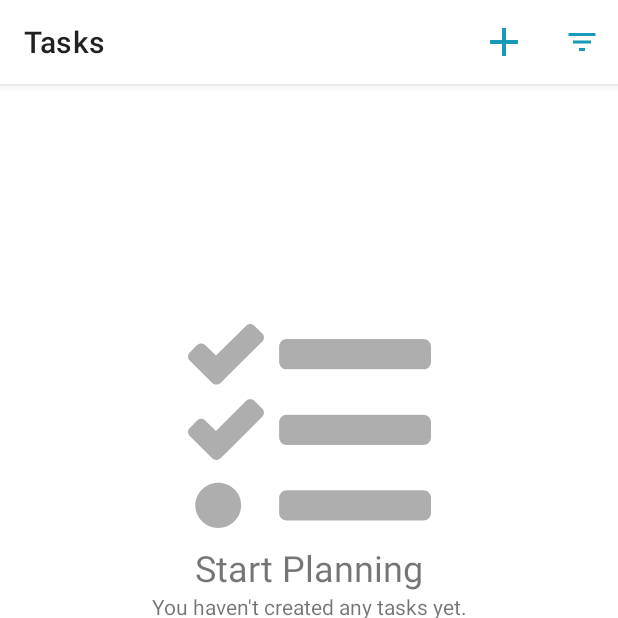
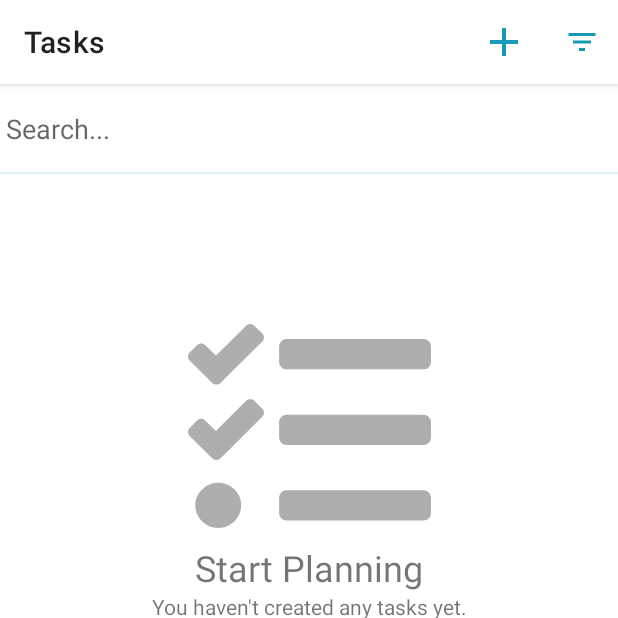
Before and after one commit to aleksandr-usov/TuskManager, an Android app: the screen it shows after launch (MainActivity), on a phone screen of 412 x 824 dp, the top half of it. Run offline under Robolectric (Android 15) with nearby library versions, the phone set to English and light mode, and no system bars; our stand-ins replace navigation-ui; libraries missing offline, so code that uses them is left out: com.facebook.stetho; 5 statements that could not run were skipped.

Commit message:
Implemented search functionality

```diff
--- a/app/src/main/java/com/example/tuskmanager/AllTasksFragment.kt
+++ b/app/src/main/java/com/example/tuskmanager/AllTasksFragment.kt
@@ -1,7 +1,10 @@
 package com.example.tuskmanager
 
 import android.os.Bundle
+import android.text.Editable
+import android.text.TextWatcher
 import android.view.*
+import androidx.core.widget.addTextChangedListener
 import androidx.fragment.app.Fragment
 import androidx.lifecycle.Observer
 import androidx.lifecycle.ViewModelProvider
@@ -84,10 +87,22 @@ class AllTasksFragment : Fragment() {
 
         val dividerItemDecoration = DividerItemDecoration(context, RecyclerView.VERTICAL)
         rv_tasks_list.addItemDecoration(dividerItemDecoration)
+
+        et_search_tasks.addTextChangedListener(object : TextWatcher {
+            override fun afterTextChanged(s: Editable) {
+                allTasksViewModel.searchTasks(s.toString())
+            }
+
+            override fun beforeTextChanged(s: CharSequence?, start: Int, count: Int, after: Int) =
+                Unit
+
+            override fun onTextChanged(s: CharSequence?, start: Int, before: Int, count: Int) = Unit
+
+        })
     }
 
     private fun initLiveData() {
-        allTasksViewModel.allTasks.observe(viewLifecycleOwner, Observer { allTasks ->
+        allTasksViewModel.tasksToDisplay.observe(viewLifecycleOwner, Observer { allTasks ->
             allTasksAdapter.setItems(allTasks)
             if (allTasks.isNotEmpty()) {
                 group_empty_state.visibility = View.GONE
--- a/app/src/main/res/layout/fragment_tasks_list.xml
+++ b/app/src/main/res/layout/fragment_tasks_list.xml
@@ -4,6 +4,27 @@
     android:layout_height="match_parent"
     xmlns:app="http://schemas.android.com/apk/res-auto"
     xmlns:tools="http://schemas.android.com/tools">
+
+    <EditText
+        android:id="@+id/et_search_tasks"
+        android:layout_width="match_parent"
+        android:layout_height="60dp"
+        android:hint="@string/search"
+        android:maxLines="1"
+        style="@style/ETStyle"
+        android:scrollHorizontally="true"
+        android:textSize="18sp"
+        app:layout_constraintEnd_toEndOf="parent"
+        app:layout_constraintStart_toStartOf="parent"
+        app:layout_constraintTop_toTopOf="parent" />
+
+    <View
+        android:layout_width="match_parent"
+        android:layout_height="1dp"
+        android:background="#20179AB7"
+        app:layout_constraintBottom_toBottomOf="@+id/et_search_tasks"
+        app:layout_constraintEnd_toEndOf="parent"
+        app:layout_constraintStart_toStartOf="parent" />
 
     <androidx.recyclerview.widget.RecyclerView
         android:id="@+id/rv_tasks_list"
@@ -14,7 +35,7 @@
         app:layoutManager="androidx.recyclerview.widget.LinearLayoutManager"
         app:layout_constraintEnd_toEndOf="parent"
         app:layout_constraintStart_toStartOf="parent"
-        app:layout_constraintTop_toTopOf="parent"
+        app:layout_constraintTop_toBottomOf="@+id/et_search_tasks"
         tools:listitem="@layout/task_element" />
 
     <androidx.constraintlayout.widget.Group
--- a/app/src/main/res/values/strings.xml
+++ b/app/src/main/res/values/strings.xml
@@ -21,4 +21,5 @@
     <string name="today">Tasks due today</string>
     <string name="tasks_due_this_week">Tasks due this week</string>
     <string name="tasks_due_next_week">Tasks due next week</string>
+    <string name="search">Search...</string>
 </resources>
--- a/app/src/main/res/values/styles.xml
+++ b/app/src/main/res/values/styles.xml
@@ -41,4 +41,9 @@
         <item name="boxCornerRadiusTopEnd">6dp</item>
     </style>
 
+    <style name="ETStyle" parent="Widget.AppCompat.TextView">
+        <item name="android:textCursorDrawable">@drawable/cursor_drawable</item>
+        <item name="backgroundTint">#FFFFFF</item>
+    </style>
+
 </resources>
```
Also changed, not shown: app/src/main/java/com/example/tuskmanager/AllTasksViewModel.kt (+18 -1 lines).
